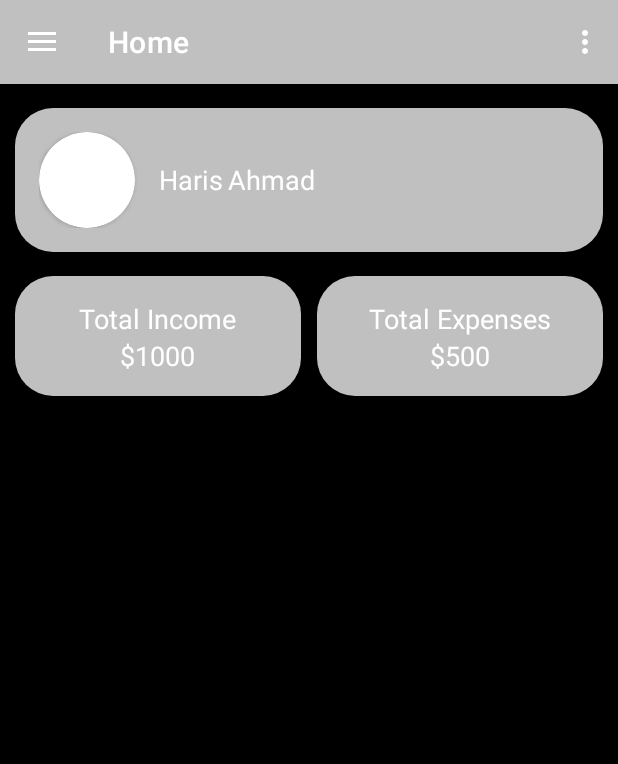
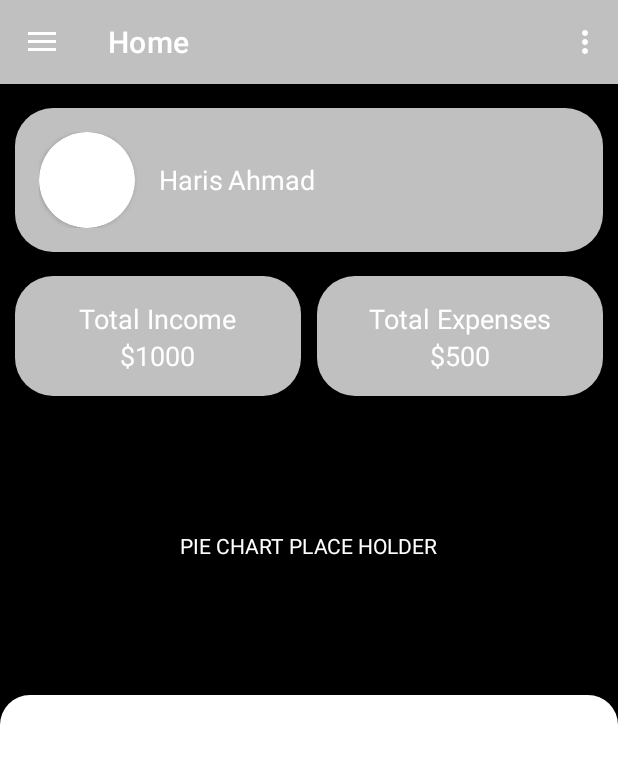
Before and after one commit to HarisAhmad16/DailyDime-AndroidApp, an Android app: the screen it shows after launch (MainActivity), on a phone screen of 412 x 824 dp. Shown: the top 764 px of the screen. Run offline under Robolectric (Android 15) with nearby library versions, the phone set to English and light mode, and no system bars; our stand-ins replace navigation-ui.

Commit message:
Pie chart place holder created

```diff
--- a/app/src/main/res/layout/fragment_home.xml
+++ b/app/src/main/res/layout/fragment_home.xml
@@ -130,4 +130,29 @@
         </RelativeLayout>
     </LinearLayout>
 
+    <TextView
+        android:id="@+id/placeholder"
+        android:layout_width="wrap_content"
+        android:layout_height="wrap_content"
+        android:layout_marginTop="90dp"
+        android:text="PIE CHART PLACE HOLDER"
+        android:textColor="#ffffff"
+        app:layout_constraintEnd_toEndOf="parent"
+        app:layout_constraintStart_toStartOf="@+id/secondRow"
+        app:layout_constraintTop_toBottomOf="@+id/secondRow" />
+
+    <RelativeLayout
+        android:id="@+id/bottomRectangle"
+        android:layout_width="0dp"
+        android:layout_height="0dp"
+        android:layout_marginTop="90dp"
+        android:layout_marginBottom="-20dp"
+        android:background="@drawable/rounded_rectangle"
+        android:padding="16dp"
+        app:layout_constraintBottom_toBottomOf="parent"
+        app:layout_constraintEnd_toEndOf="parent"
+        app:layout_constraintStart_toStartOf="parent"
+        app:layout_constraintTop_toBottomOf="@id/placeholder" />
+
+
 </androidx.constraintlayout.widget.ConstraintLayout>
```
